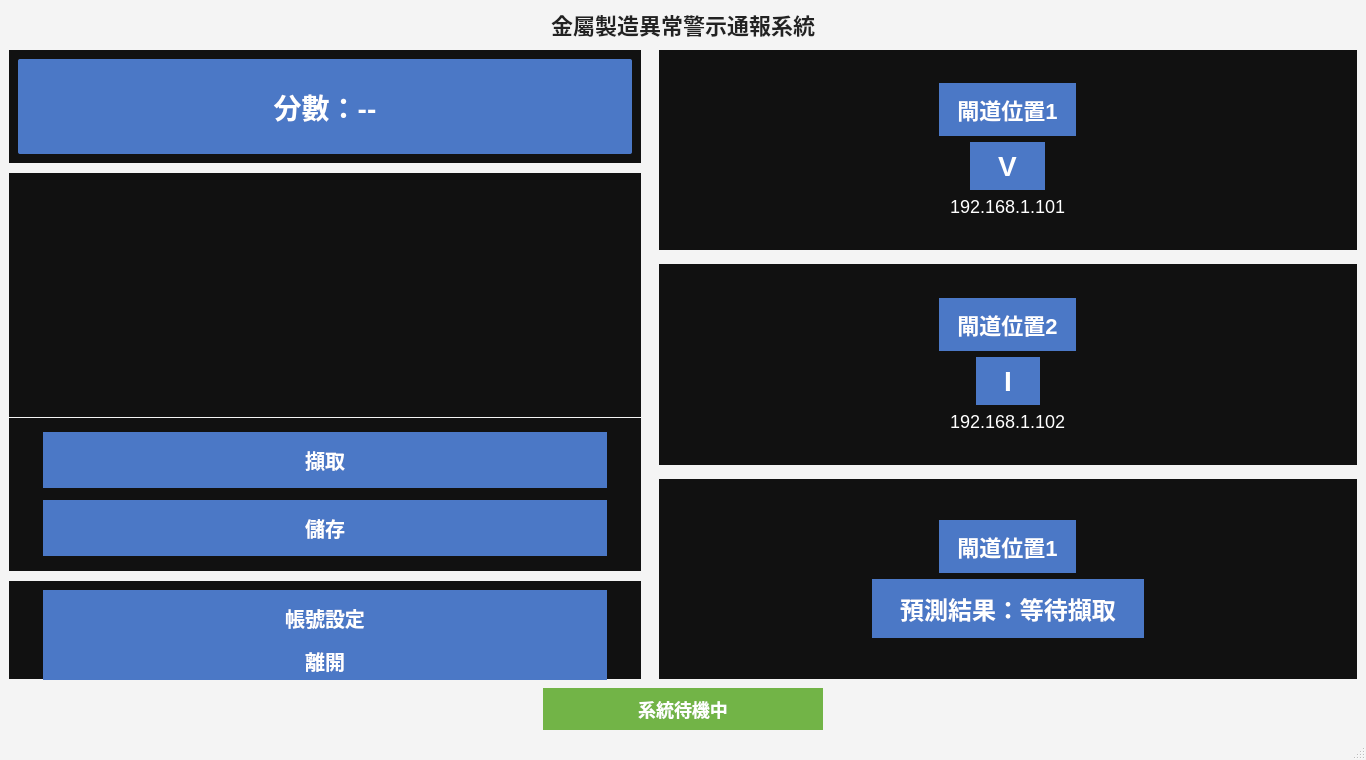
The window that ui/main_window.ui (c112156243/MetalAnomalySystem) describes before a commit, drawn with Qt 5.
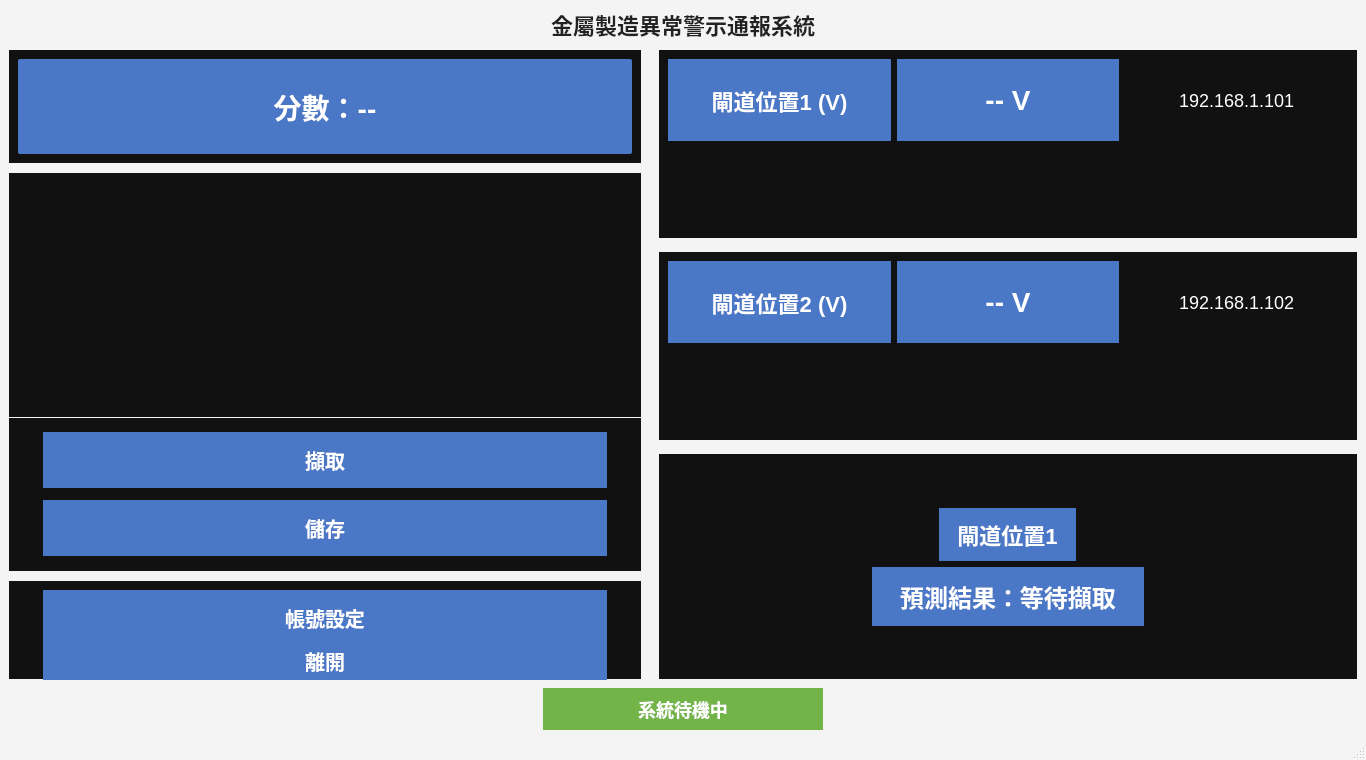
The same window after the commit.

```diff
--- a/ui/main_window.ui
+++ b/ui/main_window.ui
@@ -15,7 +15,7 @@
 QLabel#lblScore { background-color: #4b78c6; color: white; font-size: 28px; font-weight: 700; padding: 14px; border-radius: 2px; }
 QLabel#lblGateway1Title, QLabel#lblGateway2Title, QLabel#lblPredictionTitle { background-color: #4b78c6; color: white; font-size: 22px; font-weight: 700; padding: 10px 18px; }
 QLabel#lblGateway1, QLabel#lblGateway2 { color: white; font-size: 18px; }
-QLabel#lblVoltageValue, QLabel#lblCurrentValue { background-color: #4b78c6; color: white; font-size: 28px; font-weight: 700; padding: 8px 28px; }
+QLabel#lblVoltageValue, QLabel#lblVoltage2Value { background-color: #4b78c6; color: white; font-size: 28px; font-weight: 700; padding: 8px 28px; }
 QLabel#lblPrediction { background-color: #4b78c6; color: white; font-size: 24px; font-weight: 700; padding: 12px 28px; }
 QLabel#lblStatus { background-color: #72b447; color: white; font-size: 18px; font-weight: 700; padding: 8px 14px; }
 QPushButton { background-color: #4b78c6; color: white; border: none; min-height: 48px; font-size: 20px; font-weight: 700; padding: 4px 14px; }
@@ -99,11 +99,14 @@
          <widget class="QFrame" name="gateway1Frame">
           <property name="minimumSize"><size><width>700</width><height>190</height></size></property>
           <layout class="QVBoxLayout" name="gateway1Layout">
-           <item><spacer name="g1Top"><property name="orientation"><enum>Qt::Vertical</enum></property><property name="sizeHint" stdset="0"><size><width>20</width><height>20</height></size></property></spacer></item>
-           <item alignment="Qt::AlignHCenter"><widget class="QLabel" name="lblGateway1Title"><property name="text"><string>閘道位置1</string></property><property name="alignment"><set>Qt::AlignCenter</set></property></widget></item>
-           <item alignment="Qt::AlignHCenter"><widget class="QLabel" name="lblVoltageValue"><property name="text"><string>V</string></property><property name="alignment"><set>Qt::AlignCenter</set></property></widget></item>
-           <item alignment="Qt::AlignHCenter"><widget class="QLabel" name="lblGateway1"><property name="text"><string>192.168.1.101</string></property><property name="alignment"><set>Qt::AlignCenter</set></property></widget></item>
-           <item><spacer name="g1Bottom"><property name="orientation"><enum>Qt::Vertical</enum></property><property name="sizeHint" stdset="0"><size><width>20</width><height>20</height></size></property></spacer></item>
+           <item>
+            <layout class="QHBoxLayout" name="gateway1HeaderLayout">
+             <item><widget class="QLabel" name="lblGateway1Title"><property name="text"><string>閘道位置1 (V)</string></property><property name="alignment"><set>Qt::AlignCenter</set></property></widget></item>
+             <item><widget class="QLabel" name="lblVoltageValue"><property name="text"><string>-- V</string></property><property name="alignment"><set>Qt::AlignCenter</set></property></widget></item>
+             <item><widget class="QLabel" name="lblGateway1"><property name="text"><string>192.168.1.101</string></property><property name="alignment"><set>Qt::AlignCenter</set></property></widget></item>
+            </layout>
+           </item>
+           <item><widget class="QWidget" name="voltagePlotContainer" native="true"/></item>
           </layout>
          </widget>
         </item>
@@ -111,11 +114,14 @@
          <widget class="QFrame" name="gateway2Frame">
           <property name="minimumSize"><size><width>700</width><height>190</height></size></property>
           <layout class="QVBoxLayout" name="gateway2Layout">
-           <item><spacer name="g2Top"><property name="orientation"><enum>Qt::Vertical</enum></property><property name="sizeHint" stdset="0"><size><width>20</width><height>20</height></size></property></spacer></item>
-           <item alignment="Qt::AlignHCenter"><widget class="QLabel" name="lblGateway2Title"><property name="text"><string>閘道位置2</string></property><property name="alignment"><set>Qt::AlignCenter</set></property></widget></item>
-           <item alignment="Qt::AlignHCenter"><widget class="QLabel" name="lblCurrentValue"><property name="text"><string>I</string></property><property name="alignment"><set>Qt::AlignCenter</set></property></widget></item>
-           <item alignment="Qt::AlignHCenter"><widget class="QLabel" name="lblGateway2"><property name="text"><string>192.168.1.102</string></property><property name="alignment"><set>Qt::AlignCenter</set></property></widget></item>
-           <item><spacer name="g2Bottom"><property name="orientation"><enum>Qt::Vertical</enum></property><property name="sizeHint" stdset="0"><size><width>20</width><height>20</height></size></property></spacer></item>
+           <item>
+            <layout class="QHBoxLayout" name="gateway2HeaderLayout">
+             <item><widget class="QLabel" name="lblGateway2Title"><property name="text"><string>閘道位置2 (V)</string></property><property name="alignment"><set>Qt::AlignCenter</set></property></widget></item>
+             <item><widget class="QLabel" name="lblVoltage2Value"><property name="text"><string>-- V</string></property><property name="alignment"><set>Qt::AlignCenter</set></property></widget></item>
+             <item><widget class="QLabel" name="lblGateway2"><property name="text"><string>192.168.1.102</string></property><property name="alignment"><set>Qt::AlignCenter</set></property></widget></item>
+            </layout>
+           </item>
+           <item><widget class="QWidget" name="voltagePlot2Container" native="true"/></item>
           </layout>
          </widget>
         </item>
```
